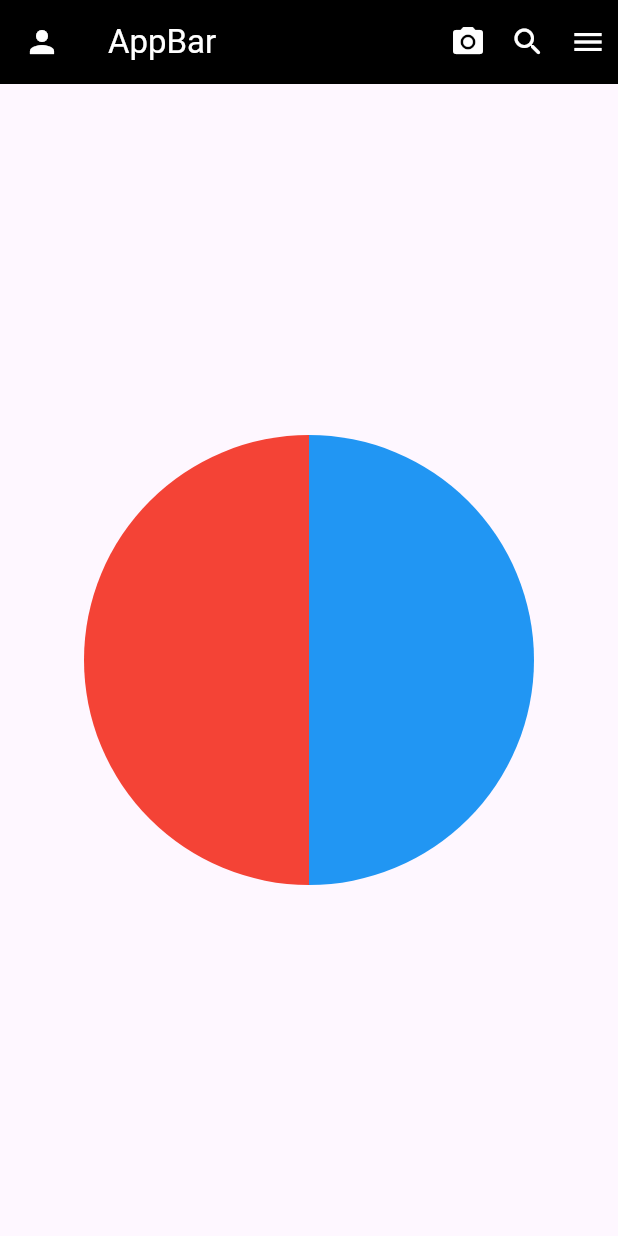
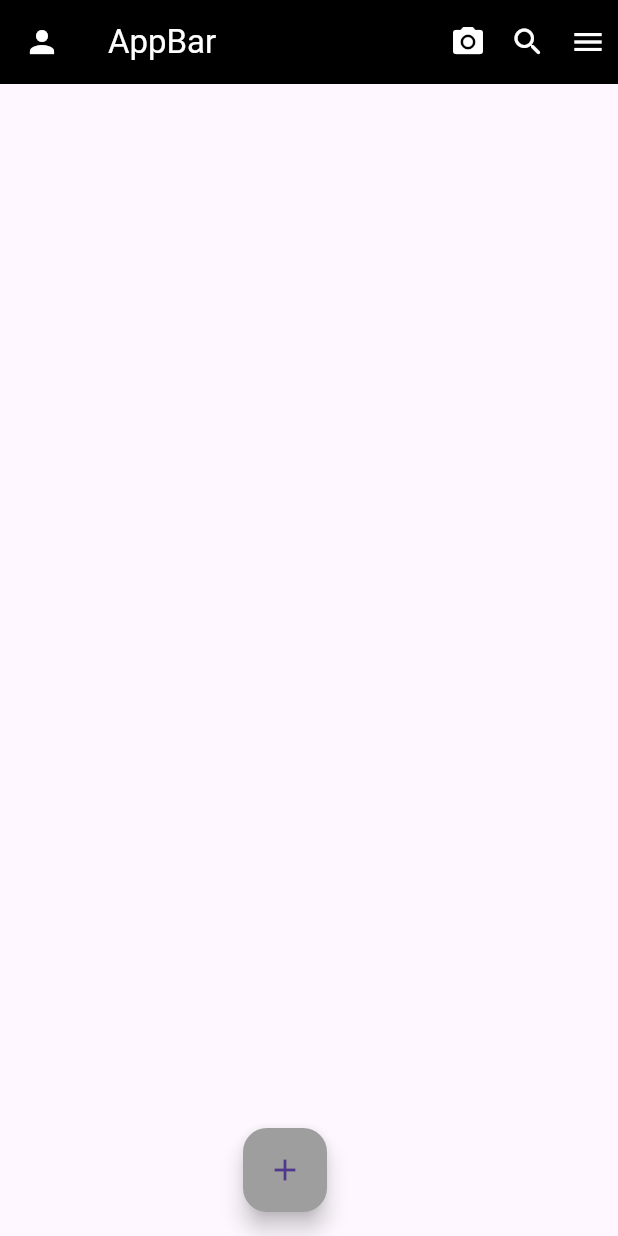
Before and after one commit to Flutter-Prashik/Daily-Flash, a Flutter app: the screen it shows after launch, on a phone screen of 412 x 824 dp. Run offline on Flutter 3.47's test engine with Material 3 defaults, Android fonts, the phone set to English and light mode, and no system bars.

Commit message:
DaiFlash - Day 04

```diff
--- /dev/null
+++ b/lib/004/container5.dart
@@ -0,0 +1,55 @@
+import 'package:flutter/material.dart';
+
+class Day4Container5 extends StatefulWidget {
+  const Day4Container5({super.key});
+
+  @override
+  State<Day4Container5> createState() => _Day4Container5State();
+}
+
+class _Day4Container5State extends State<Day4Container5> {
+  bool flag = false;
+
+  @override
+  Widget build(BuildContext context) {
+    return Scaffold(
+      appBar: AppBar(
+        backgroundColor: Colors.black,
+        foregroundColor: Colors.white,
+        title: const Text('AppBar'),
+        actions: const [
+          Padding(
+            padding: EdgeInsets.all(8.0),
+            child: Icon(Icons.camera_alt),
+          ),
+          Padding(
+            padding: EdgeInsets.all(8.0),
+            child: Icon(Icons.search_rounded),
+          ),
+          Padding(
+            padding: EdgeInsets.all(8.0),
+            child: Icon(Icons.menu),
+          )
+        ],
+        leading: const Icon(Icons.person),
+      ),
+      floatingActionButton: Row(
+        mainAxisAlignment: MainAxisAlignment.center,
+        children: [
+          GestureDetector(
+            onLongPress: () {
+              setState(() {
+                flag = !flag;
+              });
+            },
+            child: FloatingActionButton(
+              backgroundColor: (!flag) ? Colors.grey : Colors.purple,
+              onPressed: () {},
+              child: const Icon(Icons.add),
+            ),
+          ),
+        ],
+      ),
+    );
+  }
+}
--- a/lib/main.dart
+++ b/lib/main.dart
@@ -1,5 +1,5 @@
-import 'package:daily_flash/003/container5.dart';
 import 'package:flutter/material.dart';
+import '004/container5.dart';
 
 void main() {
   runApp(const MyApp());
@@ -14,7 +14,7 @@ class MyApp extends StatelessWidget {
       debugShowCheckedModeBanner: false,
       title: 'Flutter Demo',
       theme: ThemeData(),
-      home: const Day3Container5(),
+      home: const Day4Container5(),
     );
   }
 }
```
Also changed, not shown: lib/004/container1.dart (added, +41 -0 lines), lib/004/container2.dart (added, +44 -0 lines), lib/004/container3.dart (added, +45 -0 lines), lib/004/container4.dart (added, +46 -0 lines), lib/004/preview/01.png (added), lib/004/preview/02.png (added), lib/004/preview/03.png (added), lib/004/preview/04.png (added), lib/004/preview/05.png (added), 1 other file.
